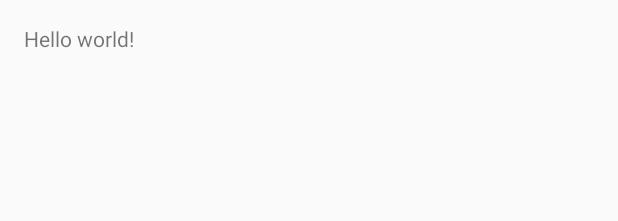
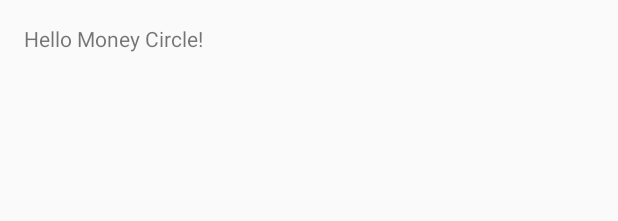
Before and after one commit to gssirohi/MoneyCircleRepository, an Android app: the layout activity_main.xml on its own in the app's theme, with its tools: preview values and no code run, on a phone screen of 412 x 824 dp. Shown: the top 221 px of the screen. Run offline under Robolectric (Android 15) with nearby library versions, the phone set to English and light mode, and no system bars.

Commit message:
[sprint_dummy][story_dummy][topic_dummy] first issue for Ashish
<string name="hello_world">Hello world!</string>
<string name="hello_world">Hello Money Circle!</string>

```diff
--- a/MoneyCircle/app/src/main/res/values/strings.xml
+++ b/MoneyCircle/app/src/main/res/values/strings.xml
@@ -1,6 +1,6 @@
 <resources>
     <string name="app_name">MoneyCircle</string>
 
-    <string name="hello_world">Hello world!</string>
+    <string name="hello_world">Hello Money Circle!</string>
     <string name="action_settings">Settings</string>
 </resources>
```
